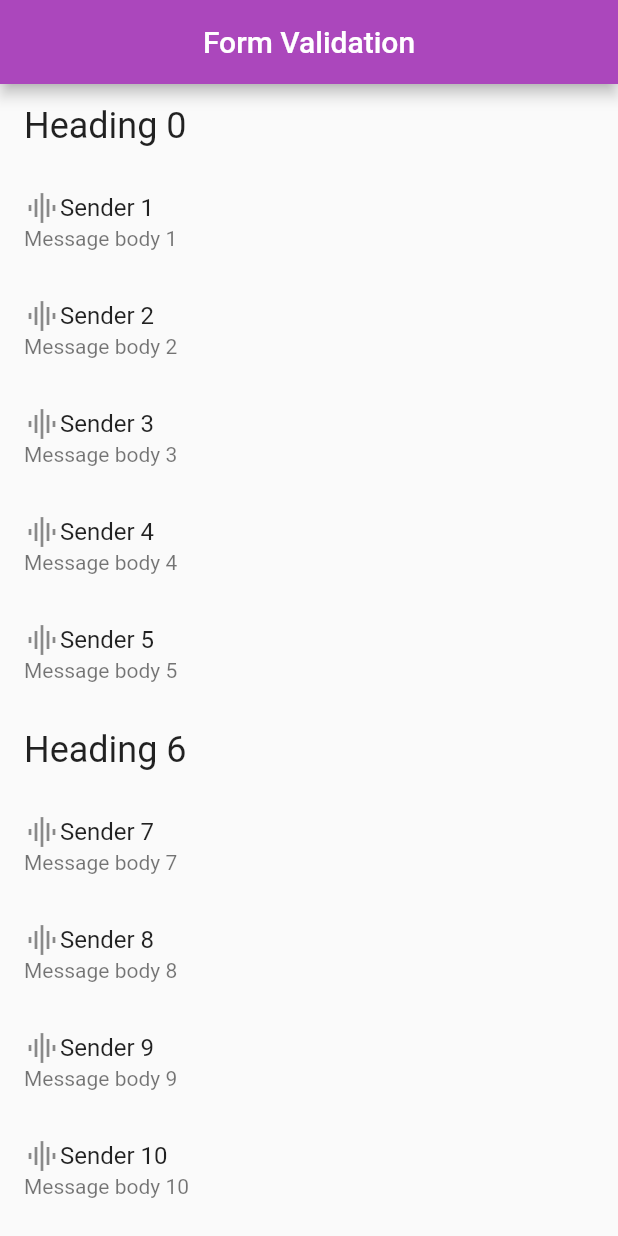
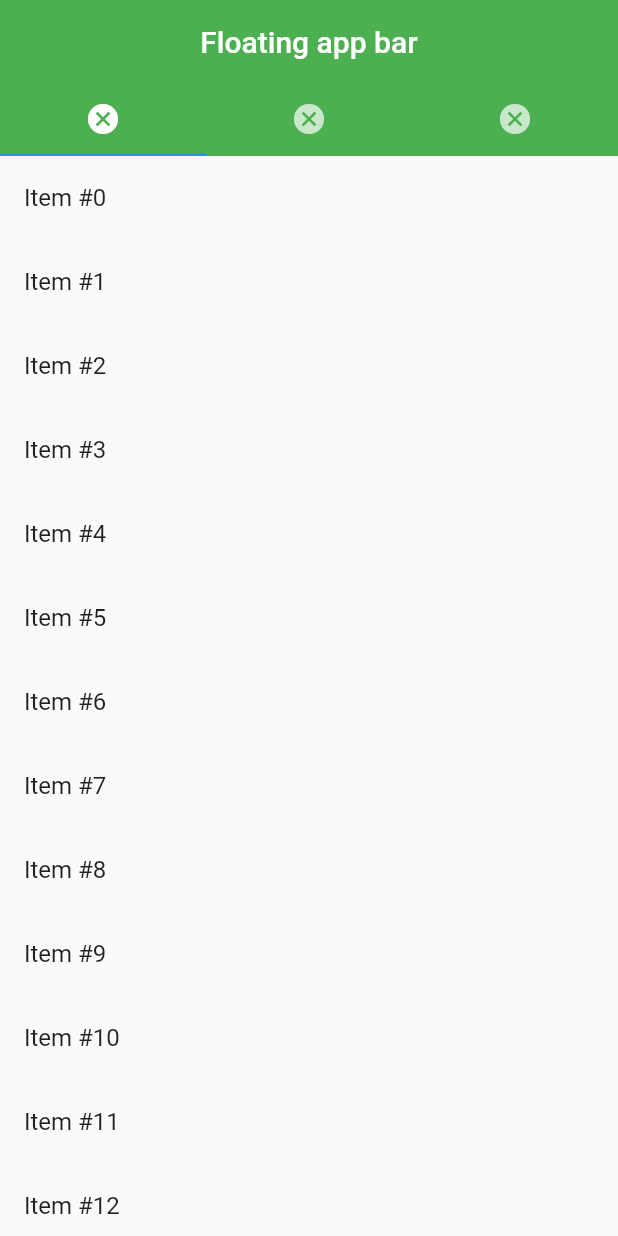
Before and after one commit to Nkwachi-N/Level-Up, a Flutter app: the screen it shows after launch, on a phone screen of 412 x 824 dp. Run offline on Flutter 3.47's test engine with Material 2 defaults, Android fonts, the phone set to English and light mode, and no system bars.

Commit message:
I made the once dreaded Slivers obey my every command"

```diff
--- a/lib/main.dart
+++ b/lib/main.dart
@@ -18,7 +18,7 @@ class MyApp extends StatelessWidget {
   }
 }
 
-class Home extends StatefulWidget {
+class Home extends StatefulWidget{
   @override
   _HomeState createState() => _HomeState();
 }
@@ -26,6 +26,7 @@ class Home extends StatefulWidget {
 class _HomeState extends State<Home> {
   TextEditingController _firstController;
   FocusNode _focusNode;
+  TabController _controller;
 
   final items = List<ListItem>.generate(200,
         (i) => i % 6 == 0
@@ -52,24 +53,91 @@ class _HomeState extends State<Home> {
 
   @override
   Widget build(BuildContext context) {
-    return Scaffold(
-        appBar: AppBar(
-          centerTitle: true,
-          title: Text('Form Validation'),
+    return SafeArea(
+      child: DefaultTabController(
+        length: 3,
+        child: Scaffold(
+            body: NestedScrollView(
+                headerSliverBuilder: (BuildContext context, bool isScrolled){
+              return[
+                SliverAppBar(
+                  pinned: true,
+                  floating: true,
+                  bottom: TabBar(
+                    tabs: [
+                      Tab(
+                        icon: Icon(Icons.cancel),
+                      ),
+                      Tab(
+                        icon: Icon(Icons.cancel),
+                      ),
+                      Tab(
+                        icon: Icon(Icons.cancel),
+                      )
+                    ],
+                  ),
+                  centerTitle: true,
+                  title: Text('Floating app bar'),
+                  flexibleSpace: Container(
+                    color: Colors.green.shade500,
+                  )
+                )
+              ];
+            }, body: TabBarView(children: [
+              CustomScrollView(
+                slivers: [
+                  SliverList(
+                    // Use a delegate to build items as they're scrolled on screen.
+                    delegate: SliverChildBuilderDelegate(
+                      // The builder function returns a ListTile with a title that
+                      // displays the index of the current item.
+                          (context, index) => ListTile(title: Text('Item #$index')),
+                      // Builds 1000 ListTiles
+                      childCount: 1000,
+                    ),
+                  )
+
+                ],
+              ),
+              CustomScrollView(
+                slivers: [
+                  SliverList(
+                    // Use a delegate to build items as they're scrolled on screen.
+                    delegate: SliverChildBuilderDelegate(
+                      // The builder function returns a ListTile with a title that
+                      // displays the index of the current item.
+                          (context, index) => ListTile(title: Text('Item #$index')),
+                      // Builds 1000 ListTiles
+                      childCount: 1000,
+                    ),
+                  )
+
+                ],
+              ),
+              CustomScrollView(
+                slivers: [
+                  SliverList(
+                    // Use a delegate to build items as they're scrolled on screen.
+                    delegate: SliverChildBuilderDelegate(
+                      // The builder function returns a ListTile with a title that
+                      // displays the index of the current item.
+                          (context, index) => ListTile(title: Text('Item #$index')),
+                      // Builds 1000 ListTiles
+                      childCount: 1000,
+                    ),
+                  )
+
+                ],
+              )
+            ]))
         ),
-        body:ListView.builder(
-          itemCount: items.length,
-          itemBuilder: (context, index) {
-            final item = items[index];
-            return ListTile(
-              title: item.buildTitle(context),
-              subtitle: item.buildSubtitle(context),
-            );
-          },
-        ),
+      ),
     );
   }
 }
+
+
+
 
 abstract class ListItem{
   Widget buildTitle(BuildContext context);
@@ -99,7 +167,7 @@ class MessageItem implements ListItem {
 
   MessageItem(this.sender, this.body);
 
-  Widget buildTitle(BuildContext context) => Row(
+  Widget buildTitle(BuildContext context) => Column(
     children: [
       Icon(Icons.graphic_eq),
       Text(sender)
```
Also changed, not shown: pubspec.yaml (+2 -19 lines), assets/twitter.png (added).
